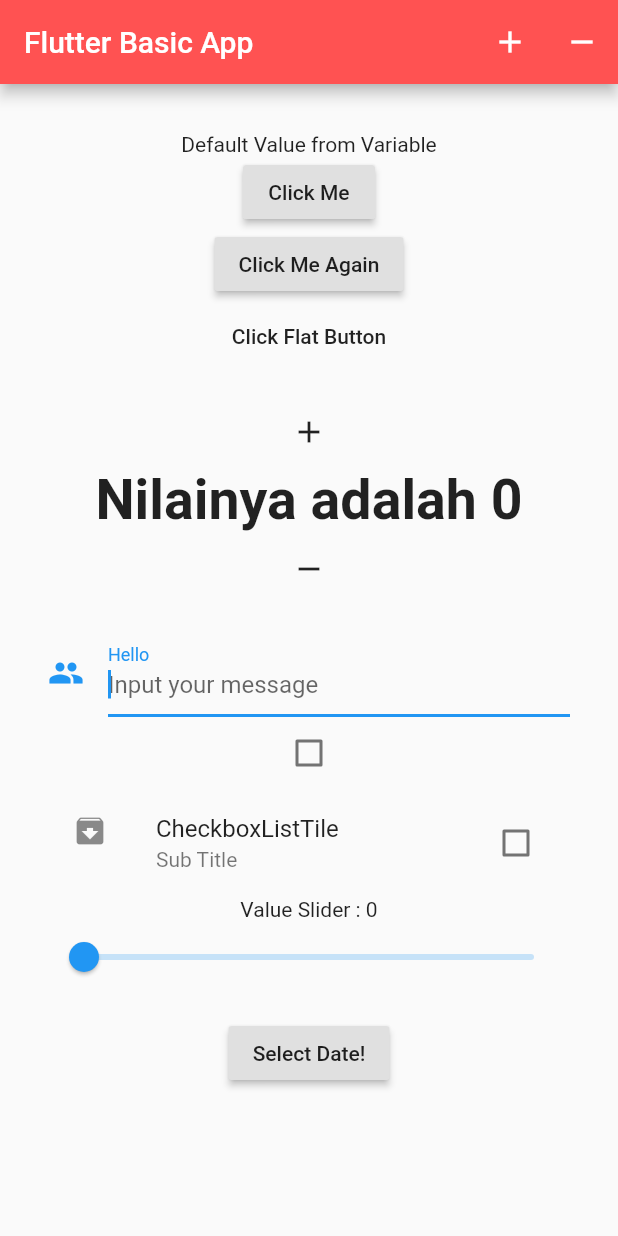
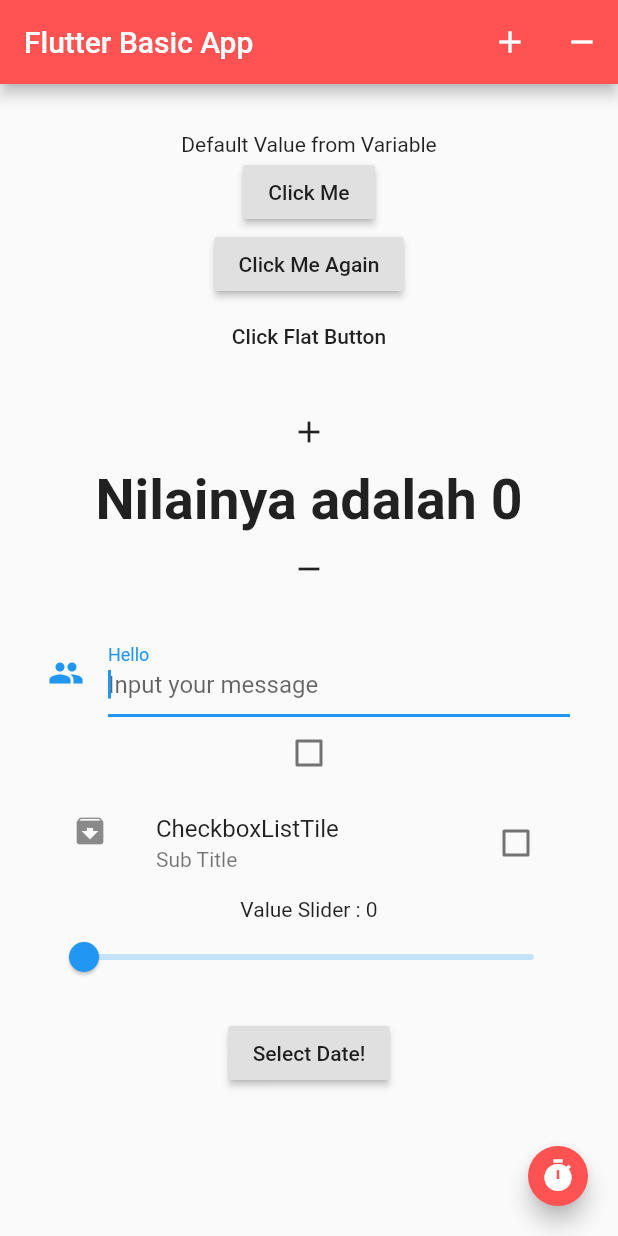
Before and after one commit to mrjuoss/flutter_app_basic, a Flutter app: the screen it shows after launch, on a phone screen of 412 x 824 dp. Run offline on Flutter 3.47's test engine with Material 2 defaults, Android fonts, the phone set to English and light mode, and no system bars.

Commit message:
Add Floating Action Button

```diff
--- a/lib/main.dart
+++ b/lib/main.dart
@@ -13,8 +13,8 @@ class MyApp extends StatefulWidget {
 }
 
 class _MyAppState extends State<MyApp> {
+  String _value = 'Default Value from Variable';
 
-  String _value = 'Default Value from Variable';
   /* Tanpa Parameter */
   void _onPressed() {
     setState(() {
@@ -85,8 +85,7 @@ class _MyAppState extends State<MyApp> {
         context: context,
         initialDate: new DateTime.now(),
         firstDate: new DateTime(2016),
-        lastDate: new DateTime(2020)
-    );
+        lastDate: new DateTime(2020));
 
     if (picked != null) setState(() => _dateValue = picked.toString());
   }
@@ -102,6 +101,12 @@ class _MyAppState extends State<MyApp> {
           new IconButton(icon: Icon(Icons.add), onPressed: _add),
           new IconButton(icon: Icon(Icons.remove), onPressed: _substract)
         ],
+      ),
+      floatingActionButton: new FloatingActionButton(
+        onPressed: _onPressedFlatButton,
+        backgroundColor: Colors.redAccent,
+        mini: true,
+        child: new Icon(Icons.timer),
       ),
       body: new Container(
         padding: new EdgeInsets.all(32.0),
@@ -129,9 +134,10 @@ class _MyAppState extends State<MyApp> {
 
             /* Icon Button */
             new IconButton(icon: Icon(Icons.add), onPressed: _add),
-
-            new Text('Nilainya adalah $_jml', style: new TextStyle(fontWeight: FontWeight.bold, fontSize: 37.0),),
-
+            new Text(
+              'Nilainya adalah $_jml',
+              style: new TextStyle(fontWeight: FontWeight.bold, fontSize: 37.0),
+            ),
             new IconButton(icon: Icon(Icons.remove), onPressed: _substract),
 
             /* Edit Text */
@@ -169,12 +175,9 @@ class _MyAppState extends State<MyApp> {
             /* Date Picker */
             new Text(_dateValue),
             new RaisedButton(
-                onPressed: _selectDate,
-                child: new Text('Select Date!'),
+              onPressed: _selectDate,
+              child: new Text('Select Date!'),
             ),
-
-
-
           ],
         ),
       ),
```
